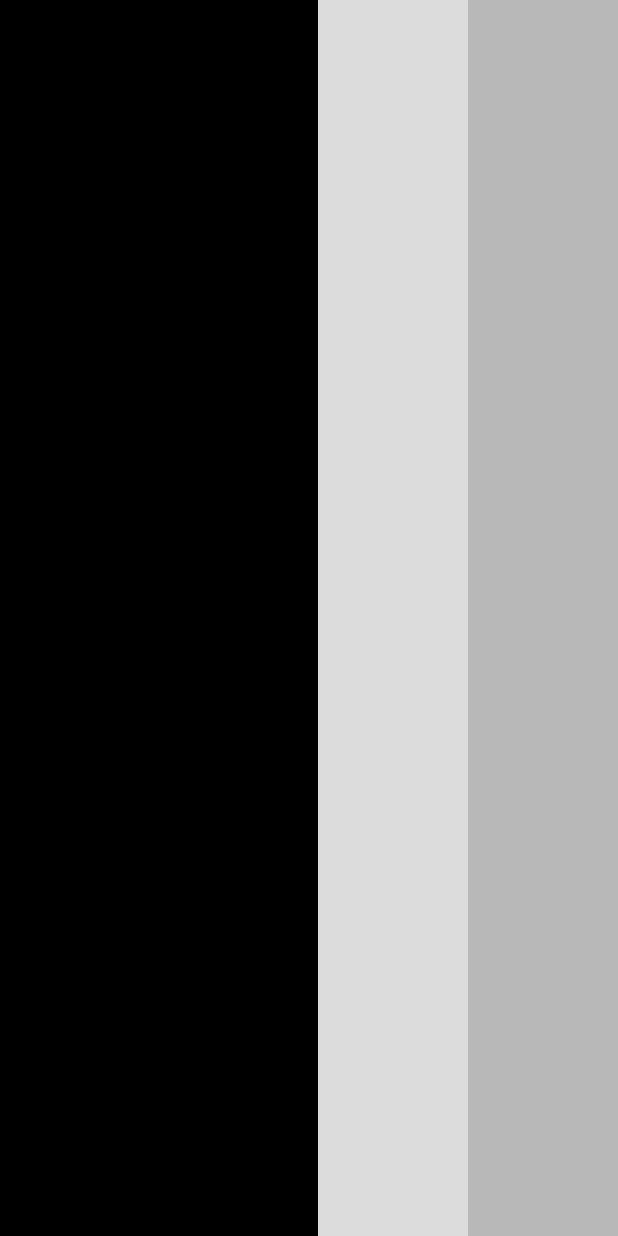
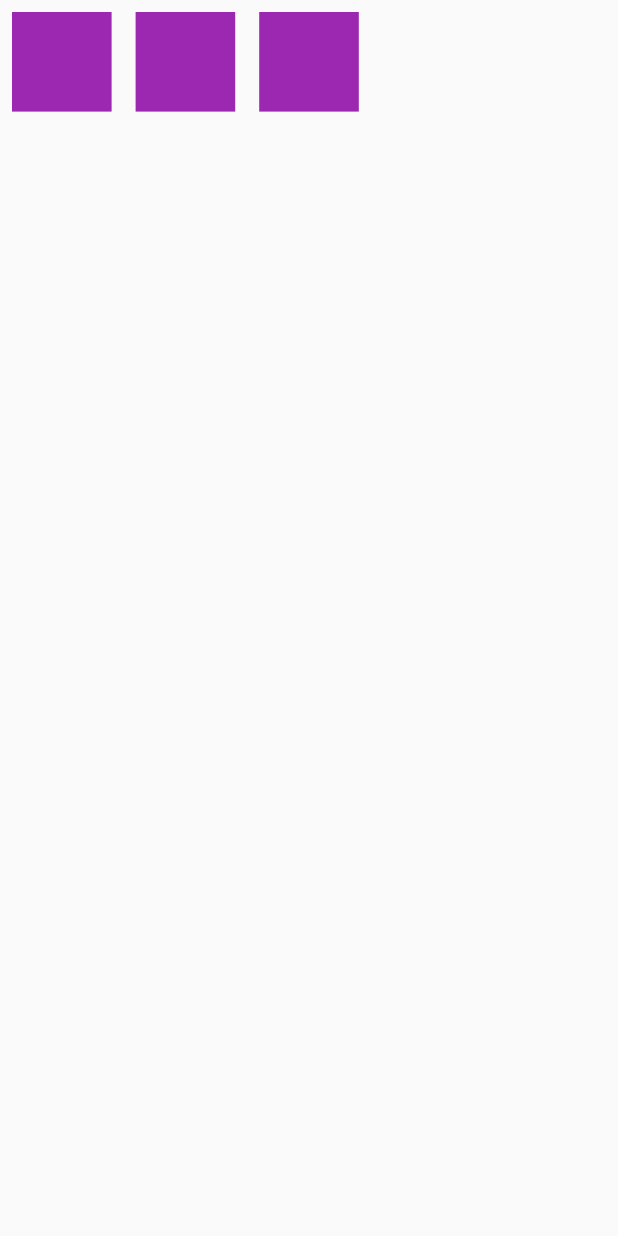
Before and after one commit to Anar95/Flutter_Educate, a Flutter app: the screen it shows after launch, on a phone screen of 412 x 824 dp. Run offline on Flutter 3.47's test engine with Material 2 defaults, Android fonts, the phone set to English and light mode, and no system bars.

Commit message:
GridView

```diff
--- /dev/null
+++ b/flutter_educate_101/lib/gridview.dart
@@ -0,0 +1,25 @@
+import 'package:flutter/material.dart';
+
+class GridViewExample extends StatelessWidget {
+  @override
+  Widget build(BuildContext context) {
+    return Scaffold(
+      body: GridView.builder(
+        //physics: NeverScrollableScrollPhysics(),
+        itemCount: 3,
+        gridDelegate:
+            SliverGridDelegateWithFixedCrossAxisCount(crossAxisCount: 5),
+        itemBuilder: (context, index) {
+          return Padding(
+            padding: EdgeInsets.all(8),
+            child: Container(
+              height: 200,
+              width: 100,
+              color: Colors.purple,
+            ),
+          );
+        },
+      ),
+    );
+  }
+}
--- a/flutter_educate_101/lib/main.dart
+++ b/flutter_educate_101/lib/main.dart
@@ -1,14 +1,12 @@
 import 'package:flutter/material.dart';
-import 'column_row.dart';
-
-
+import 'gridview.dart';
 
 void main() {
   runApp(const MyApp());
 }
 
 class MyApp extends StatelessWidget {
-  const MyApp({super.key});
+  const MyApp({Key? key});
 
   @override
   Widget build(BuildContext context) {
@@ -18,8 +16,7 @@ class MyApp extends StatelessWidget {
       theme: ThemeData(
         primarySwatch: Colors.blue,
       ),
-      home: ColumnRow (),
-
+      home: GridViewExample(),
     );
   }
 }
```
